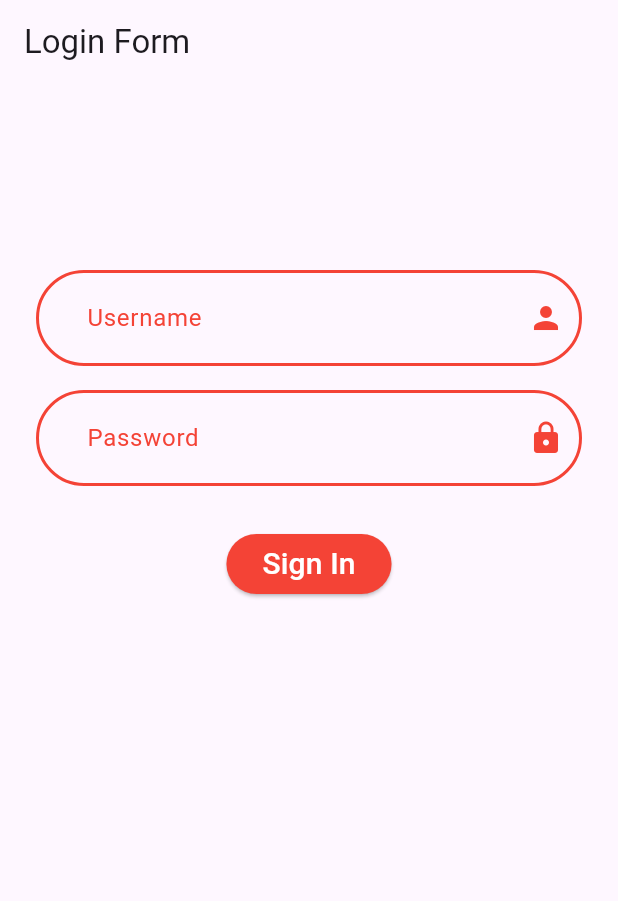
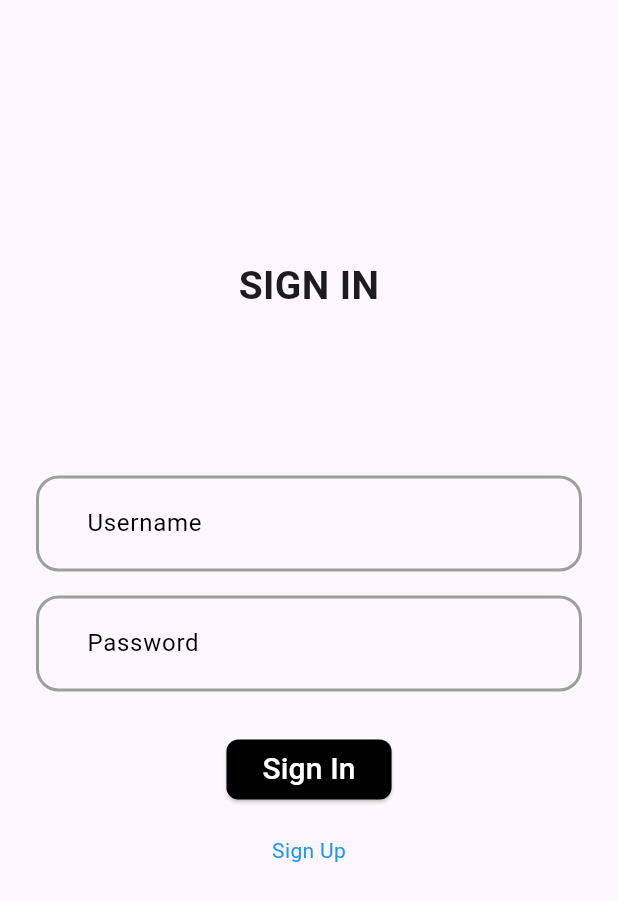
Before and after one commit to dhiasz/Mobile, a Flutter app: the screen it shows after launch, on a phone screen of 412 x 824 dp. Shown: the top 901 px of the screen. Run offline on Flutter 3.47's test engine with Material 3 defaults, Android fonts, the phone set to English and light mode, and no system bars; our stand-ins replace lottie.

Commit message:
SignIn Page Merubah Tampilan

```diff
--- a/lib/screens/Loginpage.dart
+++ b/lib/screens/Loginpage.dart
@@ -1,4 +1,5 @@
 import 'package:flutter/material.dart';
+import 'package:wisata_mobile_5/materimodulscreens/page/thenice.dart';
 import 'package:wisata_mobile_5/materimodulscreens/utama.dart';
 
 TextEditingController getUser = TextEditingController();
@@ -11,7 +12,10 @@ class LoginForm extends StatelessWidget {
   Widget build(BuildContext context) {
     return Scaffold(
       appBar: AppBar(
-        title: const Text('Login Form'),
+        title: const Text(
+          '',
+          style: TextStyle(fontWeight: FontWeight.bold),
+        ),
         automaticallyImplyLeading: false, // Hilangkan panah kembali
       ),
       body: Padding(
@@ -19,28 +23,31 @@ class LoginForm extends StatelessWidget {
         child: Column(
           children: [
             SizedBox(height: 100),
+            Text(
+              'SIGN IN',
+              style: TextStyle(fontWeight: FontWeight.bold, fontSize: 26.0),
+              textAlign: TextAlign.center,
+            ),
+            SizedBox(height: 100),
             Padding(
               padding: const EdgeInsets.all(8.0),
               child: TextFormField(
                 controller: getUser,
-                cursorColor: Colors.red,
+                cursorColor: Colors.black,
                 decoration: InputDecoration(
                   enabledBorder: OutlineInputBorder(
-                    borderSide: BorderSide(color: Colors.red, width: 2.0),
-                    borderRadius: BorderRadius.circular(50.0),
+                    borderSide: BorderSide(color: Colors.grey, width: 2.0),
+                    borderRadius: BorderRadius.circular(15.0),
                   ),
                   contentPadding:
                       EdgeInsets.only(left: 30.0, top: 20.0, bottom: 20.0),
                   focusedBorder: OutlineInputBorder(
-                    borderSide: BorderSide(color: Colors.red, width: 2.0),
-                    borderRadius: BorderRadius.circular(50.0),
+                    borderSide: BorderSide(color: Colors.grey, width: 2.0),
+                    borderRadius: BorderRadius.circular(15),
                   ),
-                  suffixIcon: Icon(
-                    Icons.person,
-                    color: Colors.red,
-                  ),
+
                   labelText: 'Username',
-                  labelStyle: TextStyle(color: Colors.red),
+                  labelStyle: TextStyle(color: Colors.black),
                 ),
               ),
             ),
@@ -48,24 +55,22 @@ class LoginForm extends StatelessWidget {
               padding: const EdgeInsets.all(8.0),
               child: TextFormField(
                 controller: getPass,
-                cursorColor: Colors.red,
+                cursorColor: Colors.black,
+
                 decoration: InputDecoration(
                   enabledBorder: OutlineInputBorder(
-                    borderSide: BorderSide(color: Colors.red, width: 2.0),
-                    borderRadius: BorderRadius.circular(50.0),
+                    borderSide: BorderSide(color: Colors.grey, width: 2.0),
+                    borderRadius: BorderRadius.circular(15.0),
                   ),
                   contentPadding:
                       EdgeInsets.only(left: 30.0, top: 20.0, bottom: 20.0),
                   focusedBorder: OutlineInputBorder(
-                    borderSide: BorderSide(color: Colors.red, width: 2.0),
-                    borderRadius: BorderRadius.circular(50.0),
+                    borderSide: BorderSide(color: Colors.grey, width: 2.0),
+                    borderRadius: BorderRadius.circular(15.0),
                   ),
-                  suffixIcon: Icon(
-                    Icons.lock,
-                    color: Colors.red,
-                  ),
+
                   labelText: 'Password',
-                  labelStyle: TextStyle(color: Colors.red),
+                  labelStyle: TextStyle(color: Colors.black),
                 ),
               ),
             ),
@@ -84,9 +89,9 @@ class LoginForm extends StatelessWidget {
                 );
               },
               style: ElevatedButton.styleFrom(
-                backgroundColor: Colors.red, // Warna background button
+                backgroundColor: Colors.black, // Warna background button
                 shape: RoundedRectangleBorder(
-                  borderRadius: BorderRadius.circular(20),
+                  borderRadius: BorderRadius.circular(8),
                 ),
               ),
               child: Text(
@@ -94,6 +99,19 @@ class LoginForm extends StatelessWidget {
                 style: TextStyle(fontSize: 20, color: Colors.white),
               ),
             ),
+            SizedBox(height: 20),
+            InkWell(
+              onTap: () {
+                 Navigator.push(
+                  context,
+                  MaterialPageRoute(builder: (context) => const Thenice()),
+                );
+              },
+              child: Text(
+                'Sign Up',
+                style: TextStyle(color: Colors.blue,),
+              ),
+            )
           ],
         ),
       ),
```
